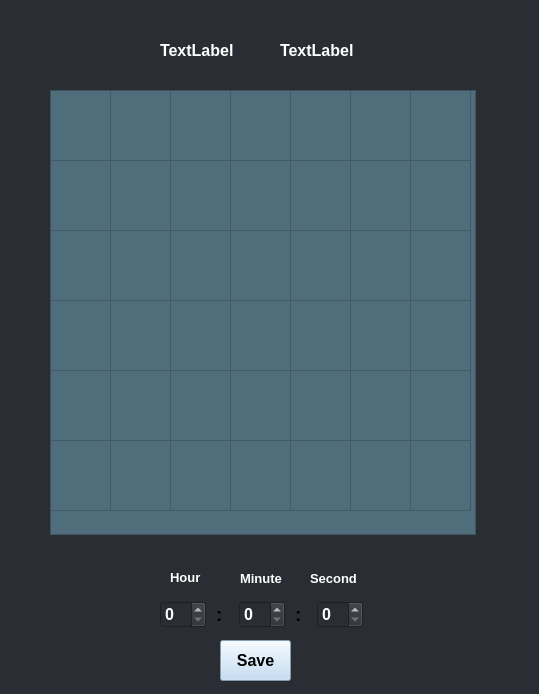
This is WorkShopProject/calendardialog.ui in shaahinfaezi/WorkShopProject as Qt 5 draws it before an edit. The edited form follows.
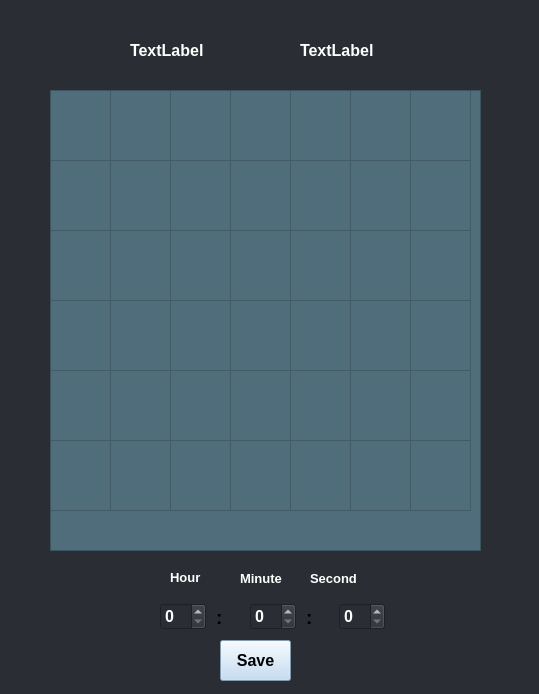
This is the edited form.

Patch:
```diff
--- a/WorkShopProject/calendardialog.ui
+++ b/WorkShopProject/calendardialog.ui
@@ -41,8 +41,8 @@
     <rect>
      <x>50</x>
      <y>90</y>
-     <width>426</width>
-     <height>445</height>
+     <width>431</width>
+     <height>461</height>
     </rect>
    </property>
    <property name="sizePolicy">
@@ -182,9 +182,9 @@
   <widget class="QLabel" name="label">
    <property name="geometry">
     <rect>
-     <x>160</x>
+     <x>130</x>
      <y>40</y>
-     <width>101</width>
+     <width>141</width>
      <height>21</height>
     </rect>
    </property>
@@ -205,7 +205,7 @@
   <widget class="QLabel" name="label_2">
    <property name="geometry">
     <rect>
-     <x>280</x>
+     <x>300</x>
      <y>40</y>
      <width>101</width>
      <height>21</height>
@@ -322,8 +322,8 @@
     <rect>
      <x>160</x>
      <y>600</y>
-     <width>203</width>
-     <height>29</height>
+     <width>225</width>
+     <height>34</height>
     </rect>
    </property>
    <layout class="QHBoxLayout" name="horizontalLayout">
```
